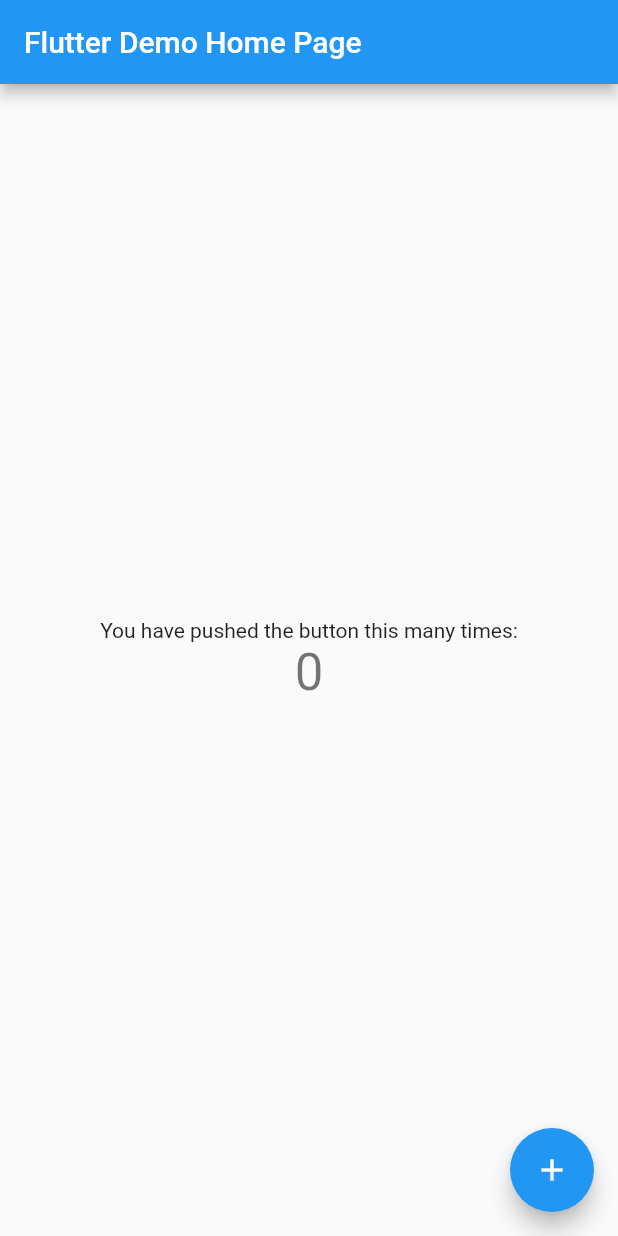
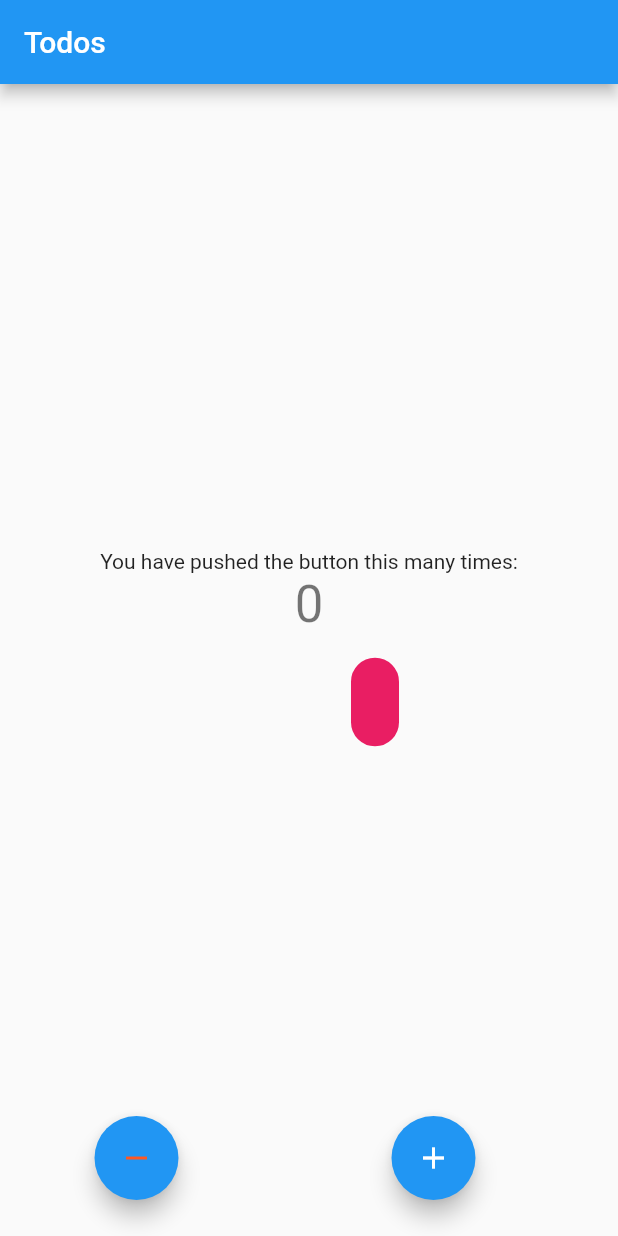
Before and after one commit to siro257/todo_app, a Flutter app: the screen it shows after launch, on a phone screen of 412 x 824 dp. Run offline on Flutter 3.47's test engine with Material 2 defaults, Android fonts, the phone set to English and light mode, and no system bars.

```diff
--- a/lib/main.dart
+++ b/lib/main.dart
@@ -1,46 +1,27 @@
 import 'package:flutter/material.dart';
 
 void main() {
-  runApp(const MyApp());
+  runApp(const MyToDoApp());
 }
 
-class MyApp extends StatelessWidget {
-  const MyApp({Key? key}) : super(key: key);
+class MyToDoApp extends StatelessWidget {
+  const MyToDoApp({Key? key}) : super(key: key);
 
   // This widget is the root of your application.
   @override
   Widget build(BuildContext context) {
     return MaterialApp(
-      title: 'Flutter Demo',
+      title: 'Todo App',
       theme: ThemeData(
-        // This is the theme of your application.
-        //
-        // Try running your application with "flutter run". You'll see the
-        // application has a blue toolbar. Then, without quitting the app, try
-        // changing the primarySwatch below to Colors.green and then invoke
-        // "hot reload" (press "r" in the console where you ran "flutter run",
-        // or simply save your changes to "hot reload" in a Flutter IDE).
-        // Notice that the counter didn't reset back to zero; the application
-        // is not restarted.
         primarySwatch: Colors.blue,
       ),
-      home: const MyHomePage(title: 'Flutter Demo Home Page'),
+      home: const MyHomePage(title: 'Todos'),
     );
   }
 }
 
 class MyHomePage extends StatefulWidget {
   const MyHomePage({Key? key, required this.title}) : super(key: key);
-
-  // This widget is the home page of your application. It is stateful, meaning
-  // that it has a State object (defined below) that contains fields that affect
-  // how it looks.
-
-  // This class is the configuration for the state. It holds the values (in this
-  // case the title) provided by the parent (in this case the App widget) and
-  // used by the build method of the State. Fields in a Widget subclass are
-  // always marked "final".
-
   final String title;
 
   @override
@@ -52,47 +33,24 @@ class _MyHomePageState extends State<MyHomePage> {
 
   void _incrementCounter() {
     setState(() {
-      // This call to setState tells the Flutter framework that something has
-      // changed in this State, which causes it to rerun the build method below
-      // so that the display can reflect the updated values. If we changed
-      // _counter without calling setState(), then the build method would not be
-      // called again, and so nothing would appear to happen.
       _counter++;
+    });
+  }
+
+  void _decrementCounter() {
+    setState(() {
+      _counter--;
     });
   }
 
   @override
   Widget build(BuildContext context) {
-    // This method is rerun every time setState is called, for instance as done
-    // by the _incrementCounter method above.
-    //
-    // The Flutter framework has been optimized to make rerunning build methods
-    // fast, so that you can just rebuild anything that needs updating rather
-    // than having to individually change instances of widgets.
     return Scaffold(
       appBar: AppBar(
-        // Here we take the value from the MyHomePage object that was created by
-        // the App.build method, and use it to set our appbar title.
         title: Text(widget.title),
       ),
       body: Center(
-        // Center is a layout widget. It takes a single child and positions it
-        // in the middle of the parent.
         child: Column(
-          // Column is also a layout widget. It takes a list of children and
-          // arranges them vertically. By default, it sizes itself to fit its
-          // children horizontally, and tries to be as tall as its parent.
-          //
-          // Invoke "debug painting" (press "p" in the console, choose the
-          // "Toggle Debug Paint" action from the Flutter Inspector in Android
-          // Studio, or the "Toggle Debug Paint" command in Visual Studio Code)
-          // to see the wireframe for each widget.
-          //
-          // Column has various properties to control how it sizes itself and
-          // how it positions its children. Here we use mainAxisAlignment to
-          // center the children vertically; the main axis here is the vertical
-          // axis because Columns are vertical (the cross axis would be
-          // horizontal).
           mainAxisAlignment: MainAxisAlignment.center,
           children: <Widget>[
             const Text(
@@ -102,14 +60,94 @@ class _MyHomePageState extends State<MyHomePage> {
               '$_counter',
               style: Theme.of(context).textTheme.headline4,
             ),
+            const TextWidget(),
           ],
         ),
       ),
-      floatingActionButton: FloatingActionButton(
-        onPressed: _incrementCounter,
-        tooltip: 'Increment',
-        child: const Icon(Icons.add),
-      ), // This trailing comma makes auto-formatting nicer for build methods.
+      floatingActionButton: Padding(
+        padding: const EdgeInsets.all(8.0),
+        child: Row(
+          mainAxisAlignment: MainAxisAlignment.spaceAround,
+          children: [
+            FloatingActionButton(
+              onPressed: _decrementCounter,
+              tooltip: 'Decrement',
+              child: const Icon(Icons.remove, color: Colors.deepOrange),
+            ),
+            FloatingActionButton(
+              onPressed: _incrementCounter,
+              tooltip: 'Increment',
+              child: const Icon(Icons.add),
+            ),
+          ],
+        ),
+      ),
     );
   }
 }
+
+class TextWidget extends StatefulWidget {
+  const TextWidget({Key? key}) : super(key: key);
+
+  @override
+  State<TextWidget> createState() => _TextWidgetState();
+}
+
+class _TextWidgetState extends State<TextWidget> {
+  List<String> toDoList = [];
+  final fieldText = TextEditingController();
+
+  void _addValue(String value) {
+    setState(() {
+      toDoList.add(value);
+    });
+    fieldText.clear();
+  }
+
+  @override
+  Widget build(BuildContext context) {
+    return Column(
+      crossAxisAlignment: CrossAxisAlignment.start,
+      children: <Widget>[
+        Padding(
+          padding: EdgeInsets.symmetric(horizontal: 250, vertical: 16),
+          child: TextField(
+            textAlign: TextAlign.center,
+            decoration: InputDecoration(
+              enabledBorder: OutlineInputBorder(
+                borderRadius: BorderRadius.circular(20),
+                borderSide: const BorderSide(
+                  color: Colors.pink,
+                  width: 16.0,
+                ),
+              ),
+              focusedBorder: OutlineInputBorder(
+                borderRadius: BorderRadius.circular(20),
+                borderSide: const BorderSide(
+                  color: Colors.blue,
+                  width: 16.0,
+                ),
+              ),
+              hintText: 'Enter your task!',
+              filled: true,
+              fillColor: Colors.grey[250],
+            ),
+            onSubmitted: _addValue,
+            controller: fieldText,
+          ),
+        ),
+        Center(
+          child: Column(
+            children: [
+              for (var i in toDoList)
+                Text(
+                  i,
+                  style: Theme.of(context).textTheme.headline2,
+                ),
+            ],
+          ),
+        ),
+      ],
+    );
+  }
+}
```
Also changed, not shown: 1 other file.
